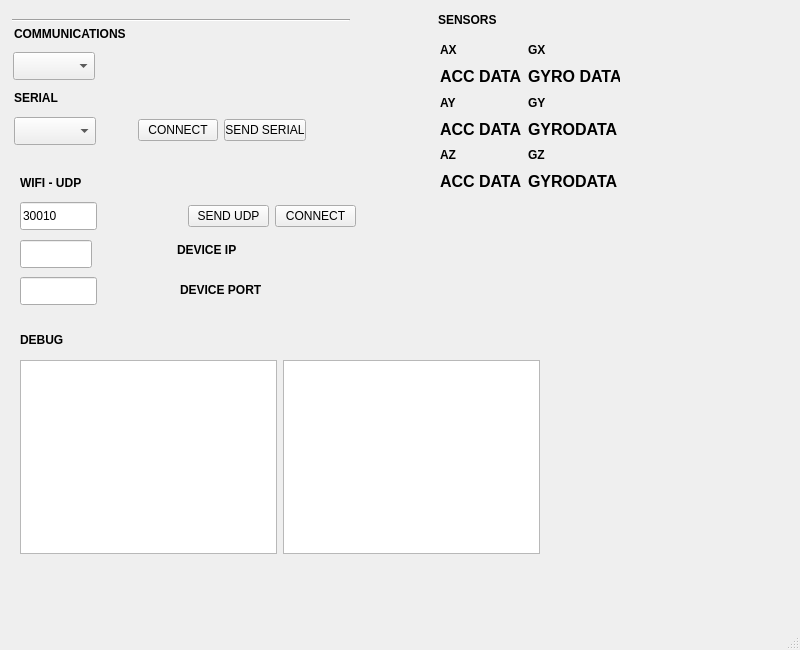
Old version of the form gui/mainwindow.ui in the repository BuffaGonzalo/MCC25.
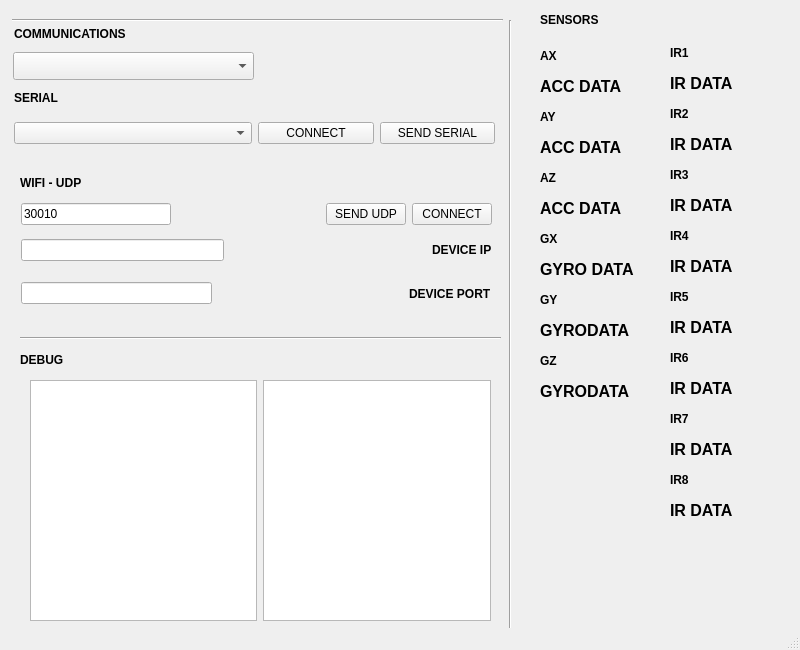
New version of the form. Icons and pictures are not drawn.

```diff
--- a/gui/mainwindow.ui
+++ b/gui/mainwindow.ui
@@ -31,7 +31,7 @@
     <property name="geometry">
      <rect>
       <x>20</x>
-      <y>330</y>
+      <y>350</y>
       <width>78</width>
       <height>20</height>
      </rect>
@@ -50,7 +50,7 @@
      <rect>
       <x>12</x>
       <y>12</y>
-      <width>338</width>
+      <width>491</width>
       <height>16</height>
      </rect>
     </property>
@@ -63,24 +63,11 @@
      <rect>
       <x>13</x>
       <y>52</y>
-      <width>82</width>
+      <width>241</width>
       <height>28</height>
      </rect>
     </property>
    </widget>
-   <widget class="QLineEdit" name="lineEdit_device_port">
-    <property name="geometry">
-     <rect>
-      <x>20</x>
-      <y>277</y>
-      <width>77</width>
-      <height>28</height>
-     </rect>
-    </property>
-    <property name="text">
-     <string/>
-    </property>
-   </widget>
    <widget class="QLabel" name="label_udp">
     <property name="geometry">
      <rect>
@@ -120,7 +107,7 @@
    <widget class="QLabel" name="label_sensors">
     <property name="geometry">
      <rect>
-      <x>438</x>
+      <x>540</x>
       <y>10</y>
       <width>65</width>
       <height>20</height>
@@ -153,83 +140,97 @@
      <string>COMMUNICATIONS</string>
     </property>
    </widget>
+   <widget class="QWidget" name="layoutWidget">
+    <property name="geometry">
+     <rect>
+      <x>30</x>
+      <y>380</y>
+      <width>461</width>
+      <height>241</height>
+     </rect>
+    </property>
+    <layout class="QHBoxLayout" name="horizontalLayout_2">
+     <item>
+      <widget class="QTextBrowser" name="textBrowserUnProcessed"/>
+     </item>
+     <item>
+      <widget class="QTextBrowser" name="textBrowserProcessed"/>
+     </item>
+    </layout>
+   </widget>
+   <widget class="Line" name="line">
+    <property name="geometry">
+     <rect>
+      <x>500</x>
+      <y>20</y>
+      <width>20</width>
+      <height>611</height>
+     </rect>
+    </property>
+    <property name="orientation">
+     <enum>Qt::Orientation::Vertical</enum>
+    </property>
+   </widget>
+   <widget class="Line" name="line_4">
+    <property name="geometry">
+     <rect>
+      <x>20</x>
+      <y>330</y>
+      <width>481</width>
+      <height>16</height>
+     </rect>
+    </property>
+    <property name="orientation">
+     <enum>Qt::Orientation::Horizontal</enum>
+    </property>
+   </widget>
+   <widget class="QWidget" name="layoutWidget">
+    <property name="geometry">
+     <rect>
+      <x>14</x>
+      <y>117</y>
+      <width>481</width>
+      <height>33</height>
+     </rect>
+    </property>
+    <layout class="QHBoxLayout" name="horizontalLayout_8">
+     <item>
    <widget class="QComboBox" name="comboBox_PORT">
-    <property name="geometry">
-     <rect>
-      <x>14</x>
-      <y>117</y>
-      <width>82</width>
-      <height>28</height>
-     </rect>
-    </property>
     <property name="placeholderText">
      <string>PORTS</string>
     </property>
    </widget>
-   <widget class="QLineEdit" name="lineEdit_local_port">
-    <property name="geometry">
-     <rect>
-      <x>20</x>
-      <y>202</y>
-      <width>77</width>
-      <height>28</height>
-     </rect>
-    </property>
+     </item>
+     <item>
+      <layout class="QHBoxLayout" name="horizontalLayout_4">
+       <item>
+        <widget class="QPushButton" name="pushButton_connectSerial">
     <property name="text">
-     <string>30010</string>
-    </property>
-   </widget>
-   <widget class="QLabel" name="label_device_ip">
-    <property name="geometry">
-     <rect>
-      <x>177</x>
-      <y>240</y>
-      <width>69</width>
-      <height>20</height>
-     </rect>
-    </property>
-    <property name="font">
-     <font>
-      <bold>true</bold>
-     </font>
-    </property>
+          <string>CONNECT</string>
+         </property>
+        </widget>
+       </item>
+       <item>
+        <widget class="QPushButton" name="pushButton_sendSerial">
     <property name="text">
-     <string>DEVICE IP</string>
-    </property>
-   </widget>
-   <widget class="QLineEdit" name="lineEdit_device_ip">
-    <property name="geometry">
-     <rect>
-      <x>20</x>
-      <y>240</y>
-      <width>72</width>
-      <height>28</height>
-     </rect>
-    </property>
-    <property name="sizePolicy">
-     <sizepolicy hsizetype="Expanding" vsizetype="Fixed">
-      <horstretch>0</horstretch>
-      <verstretch>0</verstretch>
-     </sizepolicy>
-    </property>
-    <property name="text">
-     <string/>
-    </property>
+          <string>SEND SERIAL</string>
+         </property>
+        </widget>
+       </item>
+      </layout>
+     </item>
+    </layout>
    </widget>
-   <widget class="QWidget" name="">
+   <widget class="QWidget" name="layoutWidget">
     <property name="geometry">
      <rect>
-      <x>440</x>
-      <y>40</y>
-      <width>180</width>
-      <height>151</height>
+      <x>540</x>
+      <y>43</y>
+      <width>115</width>
+      <height>361</height>
      </rect>
     </property>
-    <layout class="QHBoxLayout" name="horizontalLayout">
-     <item>
-      <layout class="QVBoxLayout" name="verticalLayout_8">
-       <item>
-        <layout class="QVBoxLayout" name="verticalLayout_6">
+    <layout class="QVBoxLayout" name="verticalLayout">
          <item>
           <widget class="QLabel" name="ax_label">
            <property name="font">
@@ -255,10 +256,6 @@
            </property>
           </widget>
          </item>
-        </layout>
-       </item>
-       <item>
-        <layout class="QVBoxLayout" name="verticalLayout_5">
          <item>
           <widget class="QLabel" name="ay_label">
            <property name="font">
@@ -284,10 +281,6 @@
            </property>
           </widget>
          </item>
-        </layout>
-       </item>
-       <item>
-        <layout class="QVBoxLayout" name="verticalLayout_4">
          <item>
           <widget class="QLabel" name="az_label">
            <property name="font">
@@ -313,14 +306,6 @@
            </property>
           </widget>
          </item>
-        </layout>
-       </item>
-      </layout>
-     </item>
-     <item>
-      <layout class="QVBoxLayout" name="verticalLayout_7">
-       <item>
-        <layout class="QVBoxLayout" name="verticalLayout_3">
          <item>
           <widget class="QLabel" name="gx_label">
            <property name="font">
@@ -346,10 +331,6 @@
            </property>
           </widget>
          </item>
-        </layout>
-       </item>
-       <item>
-        <layout class="QVBoxLayout" name="verticalLayout_2">
          <item>
           <widget class="QLabel" name="gy_label">
            <property name="font">
@@ -375,10 +356,6 @@
            </property>
           </widget>
          </item>
-        </layout>
-       </item>
-       <item>
-        <layout class="QVBoxLayout" name="verticalLayout">
          <item>
           <widget class="QLabel" name="gz_label">
            <property name="font">
@@ -405,82 +382,252 @@
           </widget>
          </item>
         </layout>
-       </item>
-      </layout>
-     </item>
-    </layout>
    </widget>
-   <widget class="QWidget" name="">
+   <widget class="QWidget" name="layoutWidget">
     <property name="geometry">
      <rect>
-      <x>20</x>
-      <y>360</y>
-      <width>520</width>
-      <height>194</height>
+      <x>670</x>
+      <y>40</y>
+      <width>91</width>
+      <height>483</height>
      </rect>
     </property>
-    <layout class="QHBoxLayout" name="horizontalLayout_2">
+    <layout class="QVBoxLayout" name="verticalLayout_2">
      <item>
-      <widget class="QTextBrowser" name="textBrowserProcessed"/>
+      <widget class="QLabel" name="ir1_label">
+       <property name="font">
+        <font>
+         <bold>true</bold>
+        </font>
+       </property>
+       <property name="text">
+        <string>IR1</string>
+       </property>
+      </widget>
      </item>
      <item>
-      <widget class="QTextBrowser" name="textBrowserUnProcessed"/>
+      <widget class="QLabel" name="ir1_data">
+       <property name="font">
+        <font>
+         <pointsize>12</pointsize>
+         <bold>true</bold>
+        </font>
+       </property>
+       <property name="text">
+        <string>IR DATA</string>
+       </property>
+      </widget>
      </item>
-    </layout>
-   </widget>
-   <widget class="QLabel" name="label_devide_port">
-    <property name="geometry">
-     <rect>
-      <x>180</x>
-      <y>280</y>
-      <width>94</width>
-      <height>20</height>
-     </rect>
-    </property>
+     <item>
+      <widget class="QLabel" name="ir2_label">
+       <property name="font">
+        <font>
+         <bold>true</bold>
+        </font>
+       </property>
+       <property name="text">
+        <string>IR2</string>
+       </property>
+      </widget>
+     </item>
+     <item>
+      <widget class="QLabel" name="ir2_data">
+       <property name="font">
+        <font>
+         <pointsize>12</pointsize>
+         <bold>true</bold>
+        </font>
+       </property>
+       <property name="text">
+        <string>IR DATA</string>
+       </property>
+      </widget>
+     </item>
+     <item>
+      <widget class="QLabel" name="ir3_label">
     <property name="font">
      <font>
       <bold>true</bold>
      </font>
     </property>
     <property name="text">
-     <string>DEVICE PORT</string>
-    </property>
-   </widget>
-   <widget class="QWidget" name="">
-    <property name="geometry">
-     <rect>
-      <x>138</x>
-      <y>117</y>
-      <width>168</width>
-      <height>26</height>
-     </rect>
-    </property>
-    <layout class="QHBoxLayout" name="horizontalLayout_4">
+        <string>IR3</string>
+       </property>
+      </widget>
+     </item>
+     <item>
+      <widget class="QLabel" name="ir3_data">
+       <property name="font">
+        <font>
+         <pointsize>12</pointsize>
+         <bold>true</bold>
+        </font>
+       </property>
+       <property name="text">
+        <string>IR DATA</string>
+       </property>
+      </widget>
+     </item>
      <item>
-      <widget class="QPushButton" name="pushButton_connectSerial">
+      <widget class="QLabel" name="ir4_label">
+       <property name="font">
+        <font>
+         <bold>true</bold>
+        </font>
+       </property>
        <property name="text">
-        <string>CONNECT</string>
+        <string>IR4</string>
        </property>
       </widget>
      </item>
      <item>
-      <widget class="QPushButton" name="pushButton_sendSerial">
+      <widget class="QLabel" name="ir4_data">
+       <property name="font">
+        <font>
+         <pointsize>12</pointsize>
+         <bold>true</bold>
+        </font>
+       </property>
        <property name="text">
-        <string>SEND SERIAL</string>
+        <string>IR DATA</string>
        </property>
       </widget>
      </item>
+     <item>
+      <widget class="QLabel" name="ir5_label">
+       <property name="font">
+        <font>
+         <bold>true</bold>
+        </font>
+       </property>
+       <property name="text">
+        <string>IR5</string>
+       </property>
+      </widget>
+     </item>
+     <item>
+      <widget class="QLabel" name="ir5_data">
+       <property name="font">
+        <font>
+         <pointsize>12</pointsize>
+         <bold>true</bold>
+        </font>
+       </property>
+       <property name="text">
+        <string>IR DATA</string>
+       </property>
+      </widget>
+     </item>
+     <item>
+      <widget class="QLabel" name="ir6_label">
+       <property name="font">
+        <font>
+         <bold>true</bold>
+        </font>
+       </property>
+       <property name="text">
+        <string>IR6</string>
+       </property>
+      </widget>
+     </item>
+     <item>
+      <widget class="QLabel" name="ir6_data">
+       <property name="font">
+        <font>
+         <pointsize>12</pointsize>
+         <bold>true</bold>
+        </font>
+       </property>
+       <property name="text">
+        <string>IR DATA</string>
+       </property>
+      </widget>
+     </item>
+     <item>
+      <widget class="QLabel" name="ir7_label">
+       <property name="font">
+        <font>
+         <bold>true</bold>
+        </font>
+       </property>
+       <property name="text">
+        <string>IR7</string>
+       </property>
+      </widget>
+     </item>
+     <item>
+      <widget class="QLabel" name="ir7_data">
+       <property name="font">
+        <font>
+         <pointsize>12</pointsize>
+         <bold>true</bold>
+        </font>
+       </property>
+       <property name="text">
+        <string>IR DATA</string>
+       </property>
+      </widget>
+     </item>
+     <item>
+      <widget class="QLabel" name="ir8_label">
+       <property name="font">
+        <font>
+         <bold>true</bold>
+        </font>
+       </property>
+       <property name="text">
+        <string>IR8</string>
+       </property>
+      </widget>
+     </item>
+     <item>
+      <widget class="QLabel" name="ir8_data">
+       <property name="font">
+        <font>
+         <pointsize>12</pointsize>
+         <bold>true</bold>
+        </font>
+       </property>
+       <property name="text">
+        <string>IR DATA</string>
+       </property>
+      </widget>
+     </item>
     </layout>
    </widget>
-   <widget class="QWidget" name="">
+   <widget class="QWidget" name="layoutWidget">
     <property name="geometry">
      <rect>
-      <x>188</x>
+      <x>21</x>
       <y>203</y>
-      <width>168</width>
-      <height>26</height>
+      <width>471</width>
+      <height>109</height>
      </rect>
     </property>
+    <layout class="QVBoxLayout" name="verticalLayout_3">
+     <item>
+      <layout class="QHBoxLayout" name="horizontalLayout_7">
+       <item>
+        <widget class="QLineEdit" name="lineEdit_local_port">
+         <property name="text">
+          <string>30010</string>
+         </property>
+        </widget>
+       </item>
+       <item>
+        <spacer name="horizontalSpacer_3">
+         <property name="orientation">
+          <enum>Qt::Orientation::Horizontal</enum>
+         </property>
+         <property name="sizeHint" stdset="0">
+          <size>
+           <width>40</width>
+           <height>20</height>
+          </size>
+         </property>
+        </spacer>
+       </item>
+       <item>
     <layout class="QHBoxLayout" name="horizontalLayout_3">
      <item>
       <widget class="QPushButton" name="pushButton_sendUdp">
@@ -495,6 +642,88 @@
         <string>CONNECT</string>
        </property>
       </widget>
+         </item>
+        </layout>
+       </item>
+      </layout>
+     </item>
+     <item>
+      <layout class="QHBoxLayout" name="horizontalLayout_5">
+       <item>
+        <widget class="QLineEdit" name="lineEdit_device_ip">
+         <property name="sizePolicy">
+          <sizepolicy hsizetype="Expanding" vsizetype="Fixed">
+           <horstretch>0</horstretch>
+           <verstretch>0</verstretch>
+          </sizepolicy>
+         </property>
+         <property name="text">
+          <string/>
+         </property>
+        </widget>
+       </item>
+       <item>
+        <spacer name="horizontalSpacer">
+         <property name="orientation">
+          <enum>Qt::Orientation::Horizontal</enum>
+         </property>
+         <property name="sizeHint" stdset="0">
+          <size>
+           <width>40</width>
+           <height>20</height>
+          </size>
+         </property>
+        </spacer>
+       </item>
+       <item>
+        <widget class="QLabel" name="label_device_ip">
+         <property name="font">
+          <font>
+           <bold>true</bold>
+          </font>
+         </property>
+         <property name="text">
+          <string>DEVICE IP</string>
+         </property>
+        </widget>
+       </item>
+      </layout>
+     </item>
+     <item>
+      <layout class="QHBoxLayout" name="horizontalLayout_6">
+       <item>
+        <widget class="QLineEdit" name="lineEdit_device_port">
+         <property name="text">
+          <string/>
+         </property>
+        </widget>
+       </item>
+       <item>
+        <spacer name="horizontalSpacer_2">
+         <property name="orientation">
+          <enum>Qt::Orientation::Horizontal</enum>
+         </property>
+         <property name="sizeHint" stdset="0">
+          <size>
+           <width>40</width>
+           <height>20</height>
+          </size>
+         </property>
+        </spacer>
+       </item>
+       <item>
+        <widget class="QLabel" name="label_devide_port">
+         <property name="font">
+          <font>
+           <bold>true</bold>
+          </font>
+         </property>
+         <property name="text">
+          <string>DEVICE PORT</string>
+         </property>
+        </widget>
+       </item>
+      </layout>
      </item>
     </layout>
    </widget>
```
Lines whose indentation alone changed are shown as unchanged.
